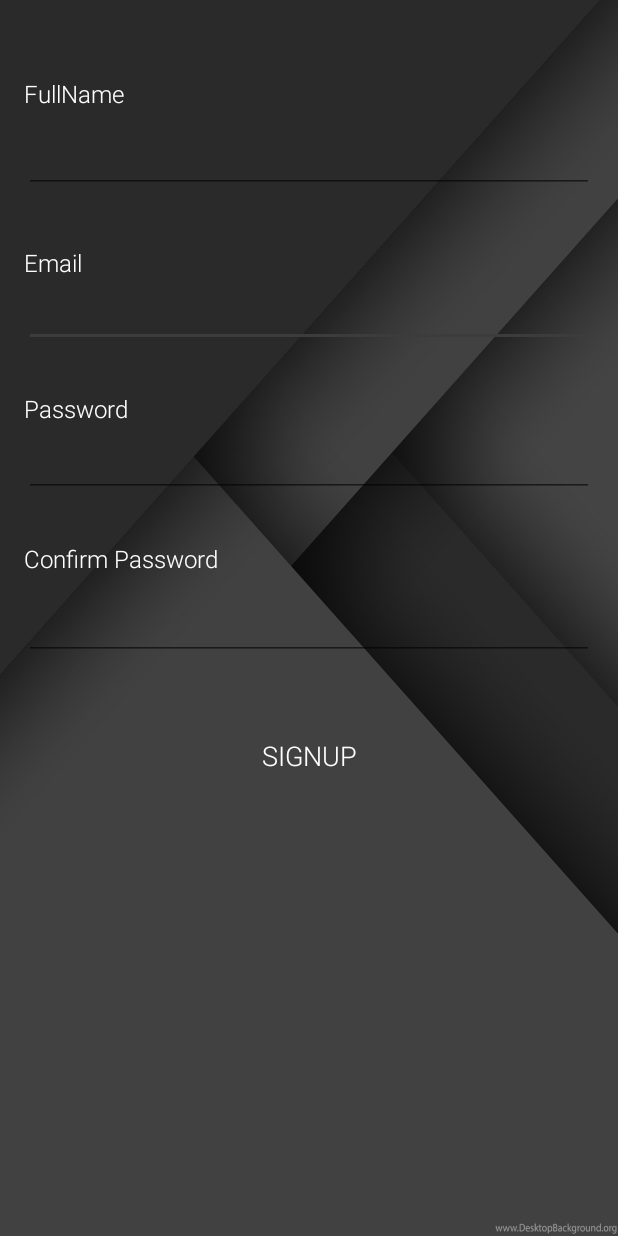
After one commit to OPA-org/AND, an Android app: the SignUp screen opened directly, with no data from a screen before it, on a phone screen of 412 x 824 dp. The commit adds this screen. Run offline under Robolectric (Android 15) with nearby library versions, the phone set to English and light mode, and no system bars.

Commit message:
signin and signup

```diff
--- a/app/src/main/AndroidManifest.xml
+++ b/app/src/main/AndroidManifest.xml
@@ -19,7 +19,7 @@
         </activity>
         <activity android:name=".MainActivity">
             <intent-filter>
-                <action android:name="cse.opa.and" />
+                <action android:name="cse.opa.and.MAINACTIVITY" />
 
                 <category android:name="android.intent.category.DEFAULT" />
             </intent-filter>
@@ -30,7 +30,9 @@
             android:label="@string/title_activity_topology"
             android:theme="@style/FullscreenTheme" />
         <activity android:name=".Report" />
-        <activity android:name=".ListOfTopologies"></activity>
+        <activity android:name=".ListOfTopologies" />
+        <activity android:name=".SignUp" />
+        <activity android:name=".SignIn" />
     </application>
 
 </manifest>
--- /dev/null
+++ b/app/src/main/java/cse/opa/and/SignUp.java
@@ -0,0 +1,25 @@
+package cse.opa.and;
+
+import android.content.Intent;
+import android.support.v7.app.AppCompatActivity;
+import android.os.Bundle;
+import android.view.View;
+import android.widget.Button;
+
+public class SignUp extends AppCompatActivity {
+Button Register;
+    @Override
+    protected void onCreate(Bundle savedInstanceState) {
+        super.onCreate(savedInstanceState);
+        setContentView(R.layout.activity_sign_up);
+
+        Register=(Button)findViewById(R.id.button_Signup);
+        Register.setOnClickListener(new View.OnClickListener() {
+            @Override
+            public void onClick(View view) {
+                startActivity(new Intent(SignUp.this,MainActivity.class));
+                // finish();
+            }
+        });
+    }
+}
--- /dev/null
+++ b/app/src/main/res/layout/activity_sign_up.xml
@@ -0,0 +1,121 @@
+<?xml version="1.0" encoding="utf-8"?>
+<RelativeLayout xmlns:android="http://schemas.android.com/apk/res/android"
+    xmlns:tools="http://schemas.android.com/tools"
+    android:id="@+id/activity_sign_up"
+    android:layout_width="match_parent"
+    android:layout_height="match_parent"
+    android:paddingBottom="@dimen/activity_vertical_margin"
+    android:paddingLeft="@dimen/activity_horizontal_margin"
+    android:paddingRight="@dimen/activity_horizontal_margin"
+    android:paddingTop="@dimen/activity_vertical_margin"
+    android:background="@drawable/background"
+    tools:context="cse.opa.and.SignUp">
+    <TextView
+        android:layout_width="match_parent"
+        android:layout_height="wrap_content"
+        android:text="FullName"
+        android:textSize="16dp"
+        android:fontFamily="sans-serif-light"
+        android:textColor="#fff"
+        android:id="@+id/nameView"
+        android:layout_gravity="left"
+        android:layout_marginTop="35dp"
+        android:layout_alignParentTop="true"
+        android:layout_alignParentStart="true" />
+
+    <TextView
+        android:layout_width="match_parent"
+        android:layout_height="wrap_content"
+        android:text="Email"
+        android:textSize="16dp"
+        android:fontFamily="sans-serif-light"
+        android:textColor="#fff"
+        android:layout_gravity="left"
+        android:layout_marginTop="35dp"
+        android:layout_below="@+id/nameText"
+        android:layout_alignParentStart="true"
+        android:id="@+id/mailView" />
+    <EditText
+        android:layout_width="wrap_content"
+        android:layout_height="wrap_content"
+        android:inputType="textEmailAddress"
+        android:ems="10"
+        android:id="@+id/mailText"
+        android:layout_marginTop="170dp"
+        android:layout_alignParentStart="true"
+        android:layout_alignParentEnd="true" />
+
+    <EditText
+        android:layout_width="wrap_content"
+        android:layout_height="wrap_content"
+        android:inputType="text"
+        android:ems="10"
+        android:layout_marginTop="10dp"
+        android:id="@+id/nameText"
+        android:layout_below="@+id/nameView"
+        android:layout_alignParentStart="true"
+        android:layout_alignParentEnd="true" />
+
+    <TextView
+        android:text="Password"
+        android:layout_width="wrap_content"
+        android:layout_height="wrap_content"
+        android:textSize="16dp"
+        android:fontFamily="sans-serif-light"
+        android:textColor="#fff"
+        android:layout_gravity="left"
+        android:layout_marginTop="30dp"
+        android:layout_below="@+id/mailText"
+        android:layout_alignParentStart="true"
+        android:layout_alignParentEnd="true"
+        android:id="@+id/passwordView" />
+
+    <EditText
+        android:layout_width="wrap_content"
+        android:layout_height="wrap_content"
+        android:inputType="textPassword"
+        android:ems="10"
+        android:id="@+id/passwordText"
+        android:layout_marginTop="270dp"
+        android:layout_alignParentStart="true"
+        android:layout_alignParentEnd="true" />
+
+    <TextView
+        android:text="Confirm Password"
+        android:layout_width="wrap_content"
+        android:layout_height="wrap_content"
+        android:textSize="16dp"
+        android:fontFamily="sans-serif-light"
+        android:textColor="#fff"
+        android:layout_gravity="left"
+        android:layout_marginTop="30dp"
+        android:id="@+id/confirmView"
+        android:layout_below="@+id/passwordText"
+        android:layout_alignParentStart="true"
+        android:layout_alignParentEnd="true" />
+
+    <EditText
+        android:layout_width="wrap_content"
+        android:layout_height="wrap_content"
+        android:inputType="textPassword"
+        android:ems="10"
+        android:layout_marginTop="11dp"
+        android:id="@+id/confirmText"
+        android:layout_below="@+id/confirmView"
+        android:layout_alignParentStart="true"
+        android:layout_alignParentEnd="true" />
+
+    <Button
+        android:text="SignUp"
+        android:layout_width="wrap_content"
+        android:background="@null"
+        android:layout_height="wrap_content"
+        android:layout_gravity="center"
+        android:textSize="18sp"
+        android:textColor="#fff"
+        android:fontFamily="sans-serif-light"
+        android:id="@+id/button_Signup"
+        android:layout_below="@+id/confirmText"
+        android:layout_centerHorizontal="true"
+        android:layout_marginTop="40dp" />
+</RelativeLayout>
```
Also changed, not shown: app/src/main/java/cse/opa/and/MainActivity.java (+9 -0 lines), app/src/main/java/cse/opa/and/SignIn.java (added, +34 -0 lines), app/src/main/res/layout/activity_main.xml (+41 -37 lines), app/src/main/res/layout/activity_sign_in.xml (added, +92 -0 lines).
